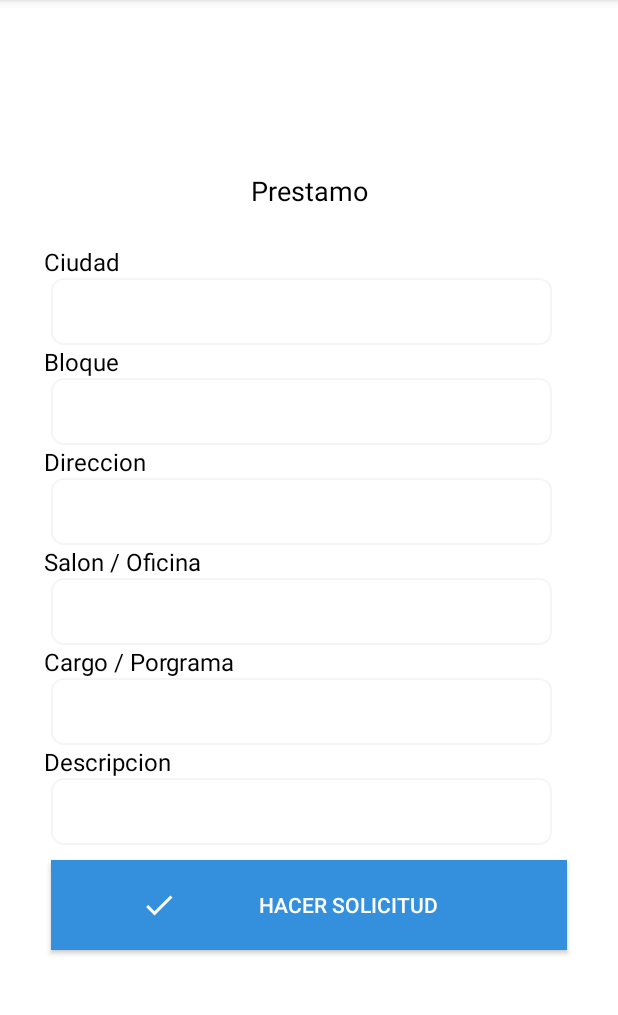
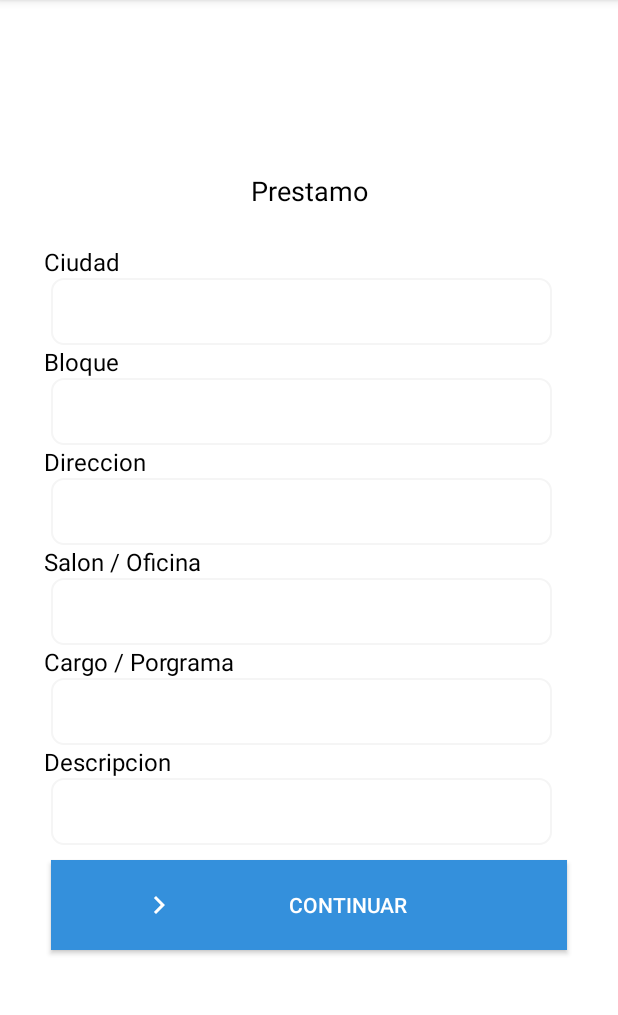
Before and after one commit to pabloandresgonzalez/appqr, an Android app: the CrearPrestamoActivity screen opened directly, with no data from a screen before it, on a phone screen of 412 x 824 dp, the part 84-1099 px from its top. Run offline under Robolectric (Android 15) with nearby library versions, the phone set to English and light mode, and no system bars.

Commit message:
Resumen datos del prestamo en otro carview

```diff
--- /dev/null
+++ b/app/src/main/res/drawable/siguiente.xml
@@ -0,0 +1,5 @@
+<vector android:height="24dp" android:tint="#FFFFFF"
+    android:viewportHeight="24" android:viewportWidth="24"
+    android:width="24dp" xmlns:android="http://schemas.android.com/apk/res/android">
+    <path android:fillColor="@android:color/white" android:pathData="M10,6L8.59,7.41 13.17,12l-4.58,4.59L10,18l6,-6z"/>
+</vector>
--- a/app/src/main/res/layout/activity_crear_prestamo.xml
+++ b/app/src/main/res/layout/activity_crear_prestamo.xml
@@ -1,29 +1,35 @@
 <?xml version="1.0" encoding="utf-8"?>
-<LinearLayout xmlns:android="http://schemas.android.com/apk/res/android"
+<LinearLayout
+    xmlns:android="http://schemas.android.com/apk/res/android"
     xmlns:app="http://schemas.android.com/apk/res-auto"
     xmlns:tools="http://schemas.android.com/tools"
+    tools:context=".CrearPrestamoActivity"
     android:layout_width="match_parent"
     android:layout_height="match_parent"
-    android:padding="14dp"
+    android:gravity="center"
     android:orientation="vertical"
-    android:gravity="center"
-    tools:context=".CrearPrestamoActivity">
+    android:padding="14dp">
 
     <TextView
         android:id="@+id/lbtitulo"
         android:layout_width="match_parent"
+        android:layout_height="wrap_content"
+        android:layout_marginBottom="14dp"
         android:gravity="center"
-        android:layout_height="wrap_content"
-        android:textColor="@color/black"
-        android:layout_marginBottom="14dp"
+        android:text="@string/label_SolicitudPrestamo"
         android:textAppearance="@style/TextAppearance.AppCompat.Medium"
-        android:text="@string/label_SolicitudPrestamo"/>
+        android:textColor="@color/black" />
+
+    <include layout="@layout/card_view_step_one"/>
+    <include layout="@layout/card_view_step_two"/>
 
     <androidx.cardview.widget.CardView
-        android:elevation="8dp"
+        android:id="@+id/cvstep2"
         android:layout_width="match_parent"
         android:layout_height="wrap_content"
         android:layout_margin="10dp"
+        android:visibility="gone"
+        android:elevation="8dp"
         app:cardCornerRadius="10dp">
 
         <androidx.core.widget.NestedScrollView
@@ -36,132 +42,177 @@
                 android:orientation="vertical">
 
                 <TextView
-                    android:layout_marginLeft="5dp"
-                    android:textSize="16dp"
-                    android:layout_width="match_parent"
-                    android:gravity="left"
-                    android:layout_height="wrap_content"
-                    android:textColor="@color/black"
-                    android:textAppearance="@style/TextAppearance.AppCompat.Medium"
-                    android:text="@string/label_Ciudad"/>
-
-                <EditText
-                    android:layout_marginLeft="10dp"
-                    android:layout_marginRight="20dp"
-                    android:background="@drawable/etborde"
+                    android:textStyle="bold"
                     android:layout_width="match_parent"
                     android:layout_height="wrap_content"
-                    android:inputType="textEmailAddress"
+                    android:text="@string/label_confirm_prestamo_data"
+                    android:gravity="center_horizontal"
+                    android:textSize="16dp" />
+
+                <LinearLayout
+                    android:layout_width="match_parent"
+                    android:layout_height="wrap_content"
+                    android:layout_marginLeft="5dp"
+                    android:layout_marginTop="8dp"
+                    android:orientation="horizontal">
+
+                    <TextView
+                        android:layout_width="0dp"
+                        android:layout_height="wrap_content"
+                        android:layout_weight="1"
+                        android:gravity="left"
+                        android:text="@string/label_Ciudad"
                         android:textColor="@color/black" />
 
                     <TextView
-                    android:layout_marginLeft="5dp"
-                    android:textSize="16dp"
-                    android:layout_width="match_parent"
+                        android:id="@+id/tvCiudadPrestamo"
+                        android:layout_width="0dp"
+                        android:layout_height="match_parent"
+                        android:layout_weight="1"
                         android:gravity="left"
-                    android:layout_height="wrap_content"
-                    android:textColor="@color/black"
-                    android:textAppearance="@style/TextAppearance.AppCompat.Medium"
-                    android:text="@string/label_bloque"/>
+                        android:text="Bogota" />
 
-                <EditText
-                    android:layout_marginLeft="10dp"
-                    android:layout_marginRight="20dp"
-                    android:background="@drawable/etborde"
-                    android:inputType="textEmailAddress"
+                </LinearLayout>
+
+                <LinearLayout
                     android:layout_width="match_parent"
                     android:layout_height="wrap_content"
-                    android:textColor="@color/black"/>
+                    android:layout_marginLeft="5dp"
+                    android:layout_marginTop="8dp"
+                    android:orientation="horizontal">
 
                     <TextView
-                    android:layout_marginLeft="5dp"
-                    android:textSize="16dp"
-                    android:layout_width="match_parent"
+                        android:layout_width="0dp"
+                        android:layout_height="wrap_content"
+                        android:layout_weight="1"
                         android:gravity="left"
-                    android:layout_height="wrap_content"
-                    android:textColor="@color/black"
-                    android:textAppearance="@style/TextAppearance.AppCompat.Medium"
-                    android:text="@string/label_direccion"/>
-
-                <EditText
-                    android:layout_marginLeft="10dp"
-                    android:layout_marginRight="20dp"
-                    android:background="@drawable/etborde"
-                    android:textColor="@color/black"
-                    android:inputType="textEmailAddress"
-                    android:layout_width="match_parent"
-                    android:layout_height="wrap_content"/>
+                        android:text="@string/label_bloque"
+                        android:textColor="@color/black" />
 
                     <TextView
+                        android:id="@+id/tvBloquePrestamo"
+                        android:layout_width="0dp"
+                        android:layout_height="match_parent"
+                        android:layout_weight="1"
+                        android:gravity="left"
+                        android:text="31" />
+
+                </LinearLayout>
+
+                <LinearLayout
+                    android:layout_width="match_parent"
+                    android:layout_height="wrap_content"
                     android:layout_marginLeft="5dp"
-                    android:textSize="16dp"
-                    android:layout_width="match_parent"
-                    android:gravity="left"
-                    android:layout_height="wrap_content"
-                    android:textColor="@color/black"
-                    android:textAppearance="@style/TextAppearance.AppCompat.Medium"
-                    android:text="@string/label_Salon_oficina"/>
-
-                <EditText
-                    android:layout_marginLeft="10dp"
-                    android:layout_marginRight="20dp"
-                    android:background="@drawable/etborde"
-                    android:textColor="@color/black"
-                    android:inputType="textEmailAddress"
-                    android:layout_width="match_parent"
-                    android:layout_height="wrap_content"/>
+                    android:layout_marginTop="8dp"
+                    android:orientation="horizontal">
 
                     <TextView
-                    android:layout_marginLeft="5dp"
-                    android:textSize="16dp"
-                    android:layout_width="match_parent"
+                        android:layout_width="0dp"
+                        android:layout_height="wrap_content"
+                        android:layout_weight="1"
                         android:gravity="left"
-                    android:layout_height="wrap_content"
-                    android:textColor="@color/black"
-                    android:textAppearance="@style/TextAppearance.AppCompat.Medium"
-                    android:text="@string/label_cargo_programa"/>
-
-                <EditText
-                    android:layout_marginLeft="10dp"
-                    android:layout_marginRight="20dp"
-                    android:background="@drawable/etborde"
-                    android:textColor="@color/black"
-                    android:inputType="textEmailAddress"
-                    android:layout_width="match_parent"
-                    android:layout_height="wrap_content"/>
+                        android:text="@string/label_direccion"
+                        android:textColor="@color/black" />
 
                     <TextView
+                        android:id="@+id/tvDireccionPrestamo"
+                        android:layout_width="0dp"
+                        android:layout_height="match_parent"
+                        android:layout_weight="1"
+                        android:gravity="left"
+                        android:text="Calle 70 # 190-10" />
+
+                </LinearLayout>
+
+                <LinearLayout
+                    android:layout_width="match_parent"
+                    android:layout_height="wrap_content"
                     android:layout_marginLeft="5dp"
-                    android:textSize="16dp"
+                    android:layout_marginTop="8dp"
+                    android:orientation="horizontal">
+
+                    <TextView
+                        android:layout_width="0dp"
+                        android:layout_height="wrap_content"
+                        android:layout_weight="1"
+                        android:gravity="left"
+                        android:text="@string/label_Salon_oficina"
+                        android:textColor="@color/black" />
+
+                    <TextView
+                        android:id="@+id/tvSalonPrestamo"
+                        android:layout_width="0dp"
+                        android:layout_height="match_parent"
+                        android:layout_weight="1"
+                        android:gravity="left"
+                        android:text="202" />
+
+                </LinearLayout>
+
+                <LinearLayout
                     android:layout_width="match_parent"
+                    android:layout_height="wrap_content"
+                    android:layout_marginLeft="5dp"
+                    android:layout_marginTop="8dp"
+                    android:orientation="horizontal">
+
+                    <TextView
+                        android:layout_width="0dp"
+                        android:layout_height="wrap_content"
+                        android:layout_weight="1"
                         android:gravity="left"
+                        android:text="@string/label_cargo_programa"
+                        android:textColor="@color/black" />
+
+                    <TextView
+                        android:id="@+id/tvProgramaPrestamo"
+                        android:layout_width="0dp"
+                        android:layout_height="match_parent"
+                        android:layout_weight="1"
+                        android:gravity="left"
+                        android:text="Derecho" />
+
+                </LinearLayout>
+
+                <LinearLayout
+                    android:layout_width="match_parent"
                     android:layout_height="wrap_content"
-                    android:textColor="@color/black"
-                    android:textAppearance="@style/TextAppearance.AppCompat.Medium"
-                    android:text="@string/label_descripcion"/>
+                    android:layout_marginLeft="5dp"
+                    android:layout_marginTop="8dp"
+                    android:layout_marginBottom="8dp"
+                    android:orientation="horizontal">
 
-                <EditText
-                    android:layout_marginLeft="10dp"
-                    android:layout_marginRight="20dp"
-                    android:background="@drawable/etborde"
-                    android:textColor="@color/black"
-                    android:inputType="textEmailAddress"
-                    android:layout_width="match_parent"
-                    android:layout_height="wrap_content"/>
+                    <TextView
+                        android:layout_width="0dp"
+                        android:layout_height="wrap_content"
+                        android:layout_weight="1"
+                        android:gravity="left"
+                        android:text="@string/label_descripcion"
+                        android:textColor="@color/black" />
+
+                    <TextView
+                        android:id="@+id/tvDescripcionPrestamo"
+                        android:layout_width="0dp"
+                        android:layout_height="match_parent"
+                        android:layout_weight="1"
+                        android:gravity="left"
+                        android:text="Portatil para presentacion en clases" />
+
+                </LinearLayout>
 
                 <Button
-                    android:paddingLeft="60dp"
-                    android:paddingRight="40dp"
-                    app:icon="@drawable/listo"
-                    android:id="@+id/btnGuardarPrestamo"
+                    android:id="@+id/btnEnviarPrestamo"
                     style="@style/Widget.AppCompat.Button.Colored"
                     android:layout_width="match_parent"
                     android:layout_height="60dp"
                     android:layout_margin="10dp"
                     android:layout_marginTop="10dp"
                     android:background="@color/btnsprimary"
-                    android:text="@string/btn_hacer_solicitud"
-                    app:backgroundTint="@color/btnsprimary" />
+                    android:paddingLeft="60dp"
+                    android:paddingRight="40dp"
+                    android:text="@string/btn_guardar_solicitud"
+                    app:backgroundTint="@color/btnsprimary"
+                    app:icon="@drawable/listo" />
 
             </androidx.appcompat.widget.LinearLayoutCompat>
 
@@ -169,4 +220,5 @@
 
     </androidx.cardview.widget.CardView>
 
+
 </LinearLayout>
--- /dev/null
+++ b/app/src/main/res/layout/card_view_step_one.xml
@@ -0,0 +1,162 @@
+<?xml version="1.0" encoding="utf-8"?>
+
+<androidx.cardview.widget.CardView xmlns:android="http://schemas.android.com/apk/res/android"
+    xmlns:app="http://schemas.android.com/apk/res-auto"
+    xmlns:tools="http://schemas.android.com/tools"
+    android:id="@+id/cvstep1"
+
+    android:layout_width="match_parent"
+    android:layout_height="wrap_content"
+    android:layout_margin="10dp"
+    android:elevation="8dp"
+    app:cardCornerRadius="10dp"
+    tools:context=".CrearPrestamoActivity">
+
+    <androidx.core.widget.NestedScrollView
+        android:layout_width="match_parent"
+        android:layout_height="wrap_content">
+
+        <androidx.appcompat.widget.LinearLayoutCompat
+            android:layout_width="match_parent"
+            android:layout_height="wrap_content"
+            android:orientation="vertical">
+
+            <TextView
+                android:layout_width="match_parent"
+                android:layout_height="wrap_content"
+                android:layout_marginLeft="5dp"
+                android:gravity="left"
+                android:text="@string/label_Ciudad"
+                android:textAppearance="@style/TextAppearance.AppCompat.Medium"
+                android:textColor="@color/black"
+                android:textSize="16dp" />
+
+            <EditText
+                android:id="@+id/etCiudad"
+                android:layout_width="match_parent"
+                android:layout_height="wrap_content"
+                android:layout_marginLeft="10dp"
+                android:layout_marginRight="20dp"
+                android:background="@drawable/etborde"
+                android:inputType="textEmailAddress"
+                android:textColor="@color/black" />
+
+            <TextView
+                android:layout_width="match_parent"
+                android:layout_height="wrap_content"
+                android:layout_marginLeft="5dp"
+                android:gravity="left"
+                android:text="@string/label_bloque"
+                android:textAppearance="@style/TextAppearance.AppCompat.Medium"
+                android:textColor="@color/black"
+                android:textSize="16dp" />
+
+            <EditText
+                android:id="@+id/etBloque"
+                android:layout_width="match_parent"
+                android:layout_height="wrap_content"
+                android:layout_marginLeft="10dp"
+                android:layout_marginRight="20dp"
+                android:background="@drawable/etborde"
+                android:inputType="textEmailAddress"
+                android:textColor="@color/black" />
+
+            <TextView
+                android:layout_width="match_parent"
+                android:layout_height="wrap_content"
+                android:layout_marginLeft="5dp"
+                android:gravity="left"
+                android:text="@string/label_direccion"
+                android:textAppearance="@style/TextAppearance.AppCompat.Medium"
+                android:textColor="@color/black"
+                android:textSize="16dp" />
+
+            <EditText
+                android:id="@+id/etDireccion"
+                android:layout_width="match_parent"
+                android:layout_height="wrap_content"
+                android:layout_marginLeft="10dp"
+                android:layout_marginRight="20dp"
+                android:background="@drawable/etborde"
+                android:inputType="textEmailAddress"
+                android:textColor="@color/black" />
+
+            <TextView
+                android:layout_width="match_parent"
+                android:layout_height="wrap_content"
+                android:layout_marginLeft="5dp"
+                android:gravity="left"
+                android:text="@string/label_Salon_oficina"
+                android:textAppearance="@style/TextAppearance.AppCompat.Medium"
+                android:textColor="@color/black"
+                android:textSize="16dp" />
+
+            <EditText
+                android:id="@+id/etSalon"
+                android:layout_width="match_parent"
+                android:layout_height="wrap_content"
+                android:layout_marginLeft="10dp"
+                android:layout_marginRight="20dp"
+                android:background="@drawable/etborde"
+                android:inputType="textEmailAddress"
+                android:textColor="@color/black" />
+
+            <TextView
+                android:layout_width="match_parent"
+                android:layout_height="wrap_content"
+                android:layout_marginLeft="5dp"
+                android:gravity="left"
+                android:text="@string/label_cargo_programa"
+                android:textAppearance="@style/TextAppearance.AppCompat.Medium"
+                android:textColor="@color/black"
+                android:textSize="16dp" />
+
+            <EditText
+                android:id="@+id/etCargo"
+                android:layout_width="match_parent"
+                android:layout_height="wrap_content"
+                android:layout_marginLeft="10dp"
+                android:layout_marginRight="20dp"
+                android:background="@drawable/etborde"
+                android:inputType="textEmailAddress"
+                android:textColor="@color/black" />
+
+            <TextView
+                android:layout_width="match_parent"
+                android:layout_height="wrap_content"
+                android:layout_marginLeft="5dp"
+                android:gravity="left"
+                android:text="@string/label_descripcion"
+                android:textAppearance="@style/TextAppearance.AppCompat.Medium"
+                android:textColor="@color/black"
+                android:textSize="16dp" />
+
+            <EditText
+                android:id="@+id/etDescripcion"
+                android:layout_width="match_parent"
+                android:layout_height="wrap_content"
+                android:layout_marginLeft="10dp"
+                android:layout_marginRight="20dp"
+                android:background="@drawable/etborde"
+                android:inputType="textEmailAddress"
+                android:textColor="@color/black" />
+
+            <Button
+                android:id="@+id/btnGuardarPrestamo"
+                style="@style/Widget.AppCompat.Button.Colored"
+                android:layout_width="match_parent"
+                android:layout_height="60dp"
+                android:layout_margin="10dp"
+                android:layout_marginTop="10dp"
+                android:background="@color/btnsprimary"
+                android:paddingLeft="60dp"
+                android:paddingRight="40dp"
+                android:text="@string/btn_hacer_solicitud"
+                app:backgroundTint="@color/btnsprimary"
+                app:icon="@drawable/siguiente" />
+
+        </androidx.appcompat.widget.LinearLayoutCompat>
+
+    </androidx.core.widget.NestedScrollView>
+
+</androidx.cardview.widget.CardView>
--- a/app/src/main/res/values/strings.xml
+++ b/app/src/main/res/values/strings.xml
@@ -22,7 +22,7 @@
     <string name="label_Salon_oficina">Salon / Oficina</string>
     <string name="label_cargo_programa">Cargo / Porgrama</string>
     <string name="label_descripcion">Descripcion</string>
-    <string name="btn_hacer_solicitud">Hacer solicitud</string>
+    <string name="btn_hacer_solicitud">Continuar</string>
     <string name="label_SolicitudPrestamo">Prestamo</string>
     <string name="btnInicio">Inicio</string>
     <string name="btn_mis_prestamos">Mis Prestamos</string>
@@ -31,4 +31,10 @@
     <string name="item_prestamo_bloque">Lugar / Bloque: %1$s</string>
     <string name="label_my_prestamos">Mis prestamos</string>
     <string name="press_back_again">Presione una ves más para salir</string>
+    <string name="dialog_create_prestamo_exit_title">¿Seguro que deseas salir?</string>
+    <string name="dialog_create_prestamo_exix_message">Si abandonas ahora, los datos has que ingresaste se perderán.</string>
+    <string name="dialog_create_prestamo_exit_positive_btn">Si, salir</string>
+    <string name="dialog_create_prestamo_exit_negative_btn">Continuar la solicitud</string>
+    <string name="label_confirm_prestamo_data">Datos del prestamo</string>
+    <string name="btn_guardar_solicitud">Enviar solicitud</string>
 </resources>
```
Also changed, not shown: app/src/main/java/fabricadesoftware/com/CrearPrestamoActivity.kt (+82 -4 lines), app/src/main/res/layout/card_view_step_two.xml (added, +203 -0 lines). Lines whose indentation alone changed are shown as unchanged.
